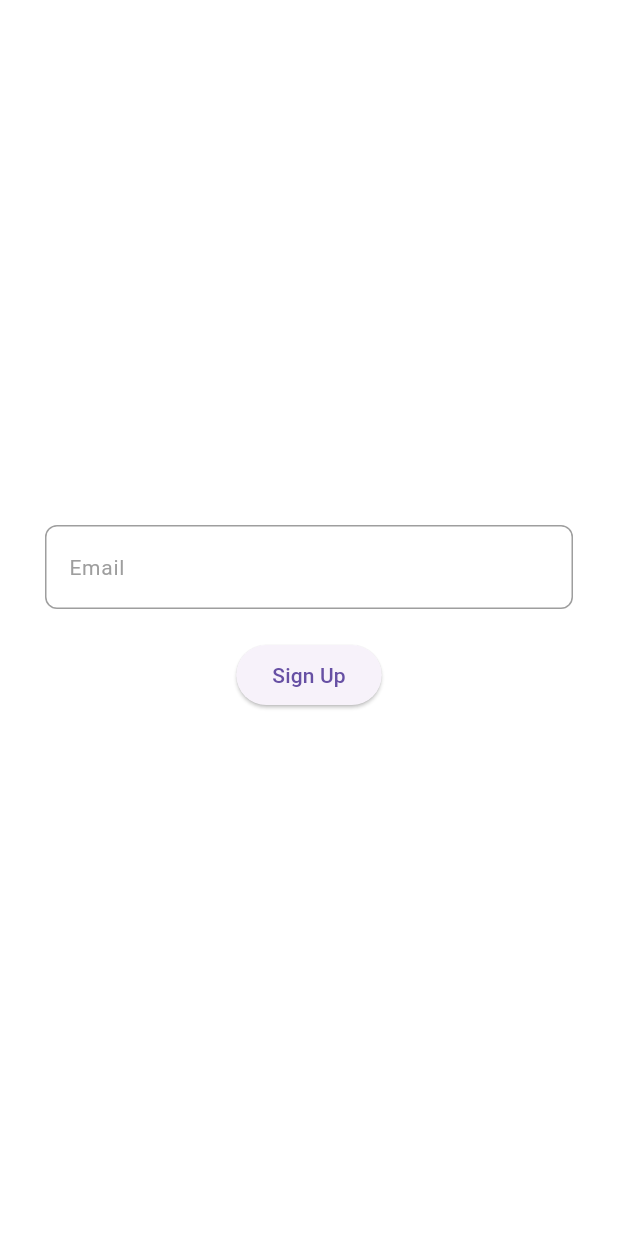
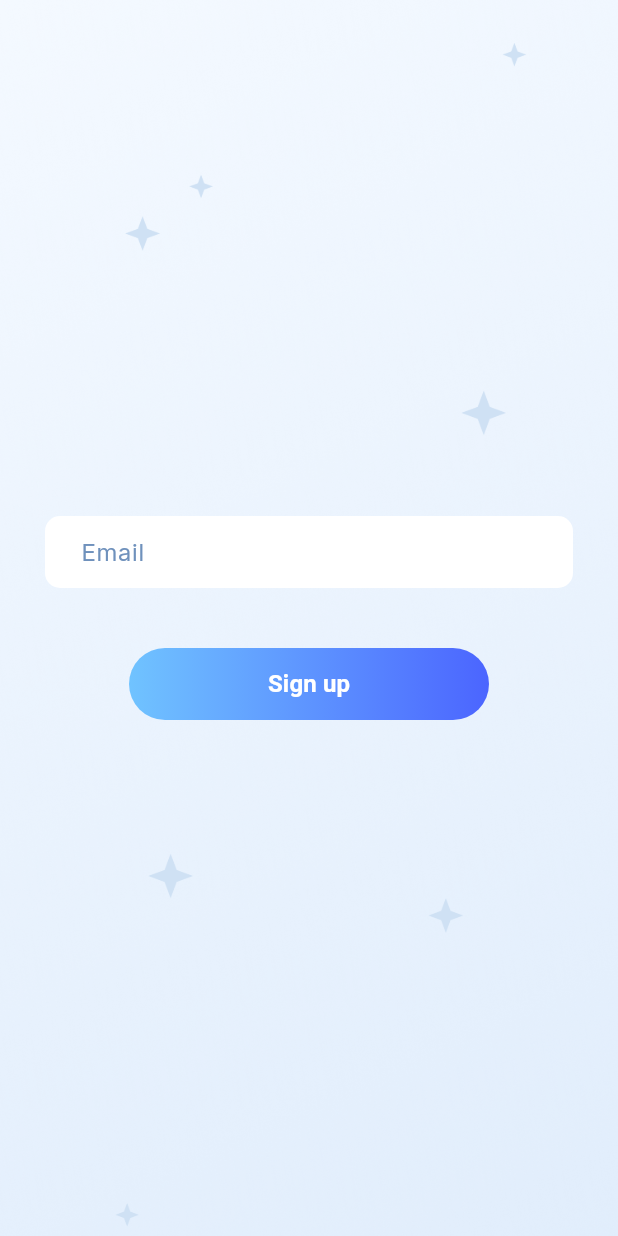
Before and after one commit to k1mka/sign_up_clario, a Flutter app: the screen it shows after launch, on a phone screen of 412 x 824 dp. Run offline on Flutter 3.47's test engine with Material 3 defaults, Android fonts, the phone set to English and light mode, and no system bars; our stand-ins replace dio, flutter_bloc, flutter_hooks, get_it, go_router, logger; generated files the repository leaves out were written again.

Commit message:
refactored InputFieldWidget

```diff
--- a/lib/core/theme/text_styles.dart
+++ b/lib/core/theme/text_styles.dart
@@ -10,9 +10,9 @@ abstract class TextStyles {
         fontWeight: FontWeight.w700,
       );
 
-  static TextStyle get hintTextStyle => const TextStyle(
+  static TextStyle get inputTextStyle => const TextStyle(
+        color: Palette.lightBlack,
         fontSize: 16,
-        color: Palette.lightGreen,
         fontFamily: FontFamily.inter,
         fontWeight: FontWeight.w400,
       );
--- a/lib/presentation/sign_up_screen/sign_up_layout.dart
+++ b/lib/presentation/sign_up_screen/sign_up_layout.dart
@@ -1,50 +1,52 @@
+import 'package:clario/core/templates/context_extensions.dart';
+import 'package:clario/gen/assets.gen.dart';
+import 'package:clario/presentation/widgets/atoms/background_widget.dart';
+import 'package:clario/presentation/widgets/atoms/gradient_button.dart';
+import 'package:clario/presentation/widgets/tokens/spacings.dart';
+import 'package:flutter/material.dart';
+import 'package:flutter_hooks/flutter_hooks.dart';
 import 'package:clario/presentation/widgets/moleculs/input_field_widget.dart';
 import 'package:clario/presentation/widgets/tokens/form_validators.dart';
-import 'package:flutter/material.dart';
 
-class SignUpLayout extends StatefulWidget {
+class SignUpLayout extends HookWidget {
   const SignUpLayout({super.key});
 
   @override
-  State<SignUpLayout> createState() => _SignUpLayoutState();
+  Widget build(BuildContext context) {
+    final emailController = useTextEditingController();
+    final emailFocusNode = useFocusNode();
+    final emailErrorMessage = useState<String?>(null);
+    final emailFieldState = useState<FieldState>(FieldState.initial);
+
+    void validateEmail() {
+      final result = FormValidators.emailValidator(context, emailController.text);
+      emailFieldState.value = result.state;
+      emailErrorMessage.value = result.errorMessage;
     }
 
-class _SignUpLayoutState extends State<SignUpLayout> {
-  final TextEditingController _emailController = TextEditingController();
-  final FocusNode _emailFocusNode = FocusNode();
-  FieldState _emailFieldState = FieldState.initial;
-  String? _emailErrorMessage;
-
-  void _validateEmail() {
-    final result = FormValidators.emailValidator(context, _emailController.text);
-    setState(() {
-      _emailFieldState = result.state;
-      _emailErrorMessage = result.errorMessage;
-    });
-  }
-
-  @override
-  Widget build(BuildContext context) {
     return Scaffold(
       body: Center(
+        child: BackgroundWidget(
+          backgroundAsset: Assets.images.png.background.path,
           child: Padding(
-          padding: const EdgeInsets.symmetric(horizontal: 30.0),
+            padding: Spacings.paddingH30,
             child: Column(
               mainAxisAlignment: MainAxisAlignment.center,
               children: [
                 InputFieldWidget(
                   hintText: 'Email',
-                controller: _emailController,
-                node: _emailFocusNode,
-                fieldState: _emailFieldState,
-                errorMessage: _emailErrorMessage,
+                  node: emailFocusNode,
+                  controller: emailController,
+                  fieldState: emailFieldState.value,
+                  errorMessage: emailErrorMessage.value,
                 ),
-              const SizedBox(height: 20),
-              ElevatedButton(
-                onPressed: _validateEmail,
-                child: const Text('Sign Up'),
+                Spacings.spacer40,
+                GradientButton(
+                  text: context.s.sign_up,
+                  onPressed: validateEmail,
                 ),
               ],
+            ),
           ),
         ),
       ),
--- a/lib/presentation/widgets/moleculs/input_field_widget.dart
+++ b/lib/presentation/widgets/moleculs/input_field_widget.dart
@@ -1,3 +1,6 @@
+import 'package:clario/core/theme/palette.dart';
+import 'package:clario/core/theme/text_styles.dart';
+import 'package:clario/presentation/widgets/tokens/spacings.dart';
 import 'package:flutter/material.dart';
 
 enum FieldState {
@@ -28,48 +31,65 @@ class InputFieldWidget extends StatelessWidget {
   final Widget? prefixIcon;
   final TextEditingController? controller;
 
+  static const _filled = true;
+  static const _fieldHeight = 48.0;
+  static const _defaultBorder = 1.0;
+  static const _cursorHeight = 17.0;
+  static const _cursorWidth = 2.0;
+  static const _contentPadding = EdgeInsets.symmetric(vertical: 12, horizontal: 20);
+
   @override
   Widget build(BuildContext context) {
     final isError = fieldState == FieldState.error;
-    final isSuccess = fieldState == FieldState.success;
+
+    final stateColor = switch (fieldState) {
+      FieldState.error => Palette.errorColor,
+      FieldState.success => Palette.lightGreen,
+      FieldState.initial => Palette.lightBlack,
+    };
+
+    final enabledBorderColor = switch (fieldState) {
+      FieldState.error => Palette.errorColor,
+      FieldState.success => Palette.lightGreen,
+      FieldState.initial => Colors.transparent,
+    };
+
+    final focusBorderColor = switch (fieldState) {
+      FieldState.error => Palette.errorColor,
+      FieldState.success => Palette.lightGreen,
+      FieldState.initial => Palette.initBorderColor,
+    };
+
+    final hintColor = isError ? Palette.errorColor : Palette.initBorderColor;
+    final fillColor = isError ? Palette.pinkColor : Colors.white;
 
     return Column(
       crossAxisAlignment: CrossAxisAlignment.start,
       children: [
-        TextFormField(
+        SizedBox(
+          height: _fieldHeight,
+          child: TextFormField(
+            cursorHeight: _cursorHeight,
+            cursorWidth: _cursorWidth,
+            focusNode: node,
             controller: controller,
-          focusNode: node,
-          cursorColor: isError ? Colors.red : (isSuccess ? Colors.green : Colors.grey),
-          style: TextStyle(
-            color: isError ? Colors.red : (isSuccess ? Colors.green : Colors.black),
-            fontWeight: FontWeight.w400,
-          ),
+            cursorColor: stateColor,
+            style: TextStyles.inputTextStyle.copyWith(color: stateColor),
             decoration: InputDecoration(
               hintText: hintText,
-            hintStyle: TextStyle(
-              fontSize: 14.0,
-              fontWeight: FontWeight.w400,
-              color: isError ? Colors.red : Colors.grey,
-            ),
-            filled: true,
-            fillColor: isError
-                ? Colors.red.withOpacity(0.1)
-                : (isSuccess ? Colors.green.withOpacity(0.1) : Colors.white),
+              hintStyle: TextStyles.inputTextStyle.copyWith(color: hintColor),
+              filled: _filled,
+              fillColor: fillColor,
               suffixIcon: suffixIcon,
               prefixIcon: prefixIcon,
-            contentPadding: const EdgeInsets.symmetric(vertical: 16, horizontal: 12),
+              contentPadding: _contentPadding,
               enabledBorder: OutlineInputBorder(
-              borderRadius: BorderRadius.circular(8.0),
-              borderSide: BorderSide(
-                color: isError ? Colors.red : (isSuccess ? Colors.green : Colors.grey),
-                width: 1.0,
-              ),
+                borderRadius: Spacings.borderRadius10,
+                borderSide: BorderSide(color: enabledBorderColor),
               ),
               focusedBorder: OutlineInputBorder(
-              borderRadius: BorderRadius.circular(8.0),
-              borderSide: BorderSide(
-                color: isError ? Colors.red : (isSuccess ? Colors.green : Colors.black),
-                width: 2.0,
+                borderRadius: Spacings.borderRadius10,
+                borderSide: BorderSide(color: focusBorderColor, width: _defaultBorder),
               ),
             ),
           ),
--- a/lib/presentation/widgets/tokens/spacings.dart
+++ b/lib/presentation/widgets/tokens/spacings.dart
@@ -10,7 +10,7 @@ class Spacings {
   static const xL = 20.0;
   static const xxL = 24.0;
   static const xxxL = 30.0;
-  static const xxxxL = 48.0;
+  static const xxxxL = 40.0;
   static const xxxxxL = 56.0;
   static const xxxxxxL = 64.0;
 
@@ -33,7 +33,7 @@ class Spacings {
 
   static const spacer30 = SizedBox.square(dimension: xxxL);
 
-  static const spacer48 = SizedBox.square(dimension: xxxxL);
+  static const spacer40 = SizedBox.square(dimension: xxxxL);
 
   static const spacer56 = SizedBox.square(dimension: xxxxxL);
 
@@ -101,5 +101,5 @@ class Spacings {
 
   static const paddingV30 = EdgeInsets.symmetric(vertical: xxxL);
 
-  static const paddingV48 = EdgeInsets.symmetric(vertical: xxxxL);
+  static const paddingV40 = EdgeInsets.symmetric(vertical: xxxxL);
 }
--- a/pubspec.yaml
+++ b/pubspec.yaml
@@ -41,8 +41,6 @@ dependencies:
   go_router: ^13.2.0
   # https://pub.dev/packages/logger
   logger: ^2.4.0
-  # https://pub.dev/packages/hooks_riverpod
-  hooks_riverpod: ^2.5.1
   # https://pub.dev/packages/flutter_bloc
   flutter_bloc: ^8.1.6
   # https://pub.dev/packages/dio
```
Also changed, not shown: assets/images/svg/hide_icon.svg (added), pubspec.lock. Lines whose indentation alone changed are shown as unchanged.
